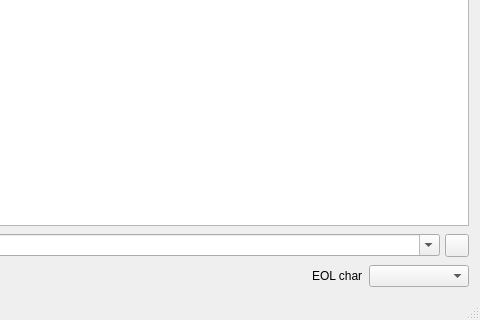
Before: the Qt Designer form mainwindow.ui in develer-staff/cutecom-ng, drawn with Qt 5; both pictures show x 320 to 800 and y 280 to 600 of the 800 by 600 pixel window.
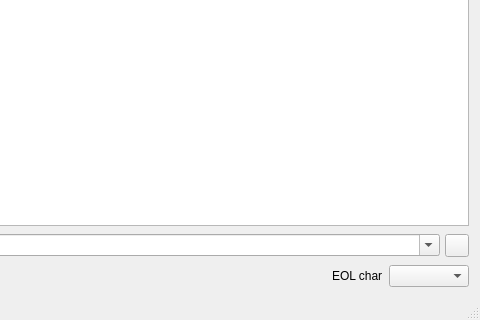
After: the same form once the commit is applied. Icons and pictures are not drawn. Custom widgets are drawn as their Qt base class.

Commit message:
remove '\n' and '\r' from EOL combo
because they are redundant

The edit to the form file:
```diff
--- a/mainwindow.ui
+++ b/mainwindow.ui
@@ -281,13 +281,13 @@
         </property>
         <property name="minimumSize">
          <size>
-          <width>100</width>
+          <width>80</width>
           <height>0</height>
          </size>
         </property>
         <property name="maximumSize">
          <size>
-          <width>100</width>
+          <width>80</width>
           <height>16777215</height>
          </size>
         </property>
```
Left out of the diff: 2 changed lines with no effect on the pictures. The commit also changes 1 other file.
